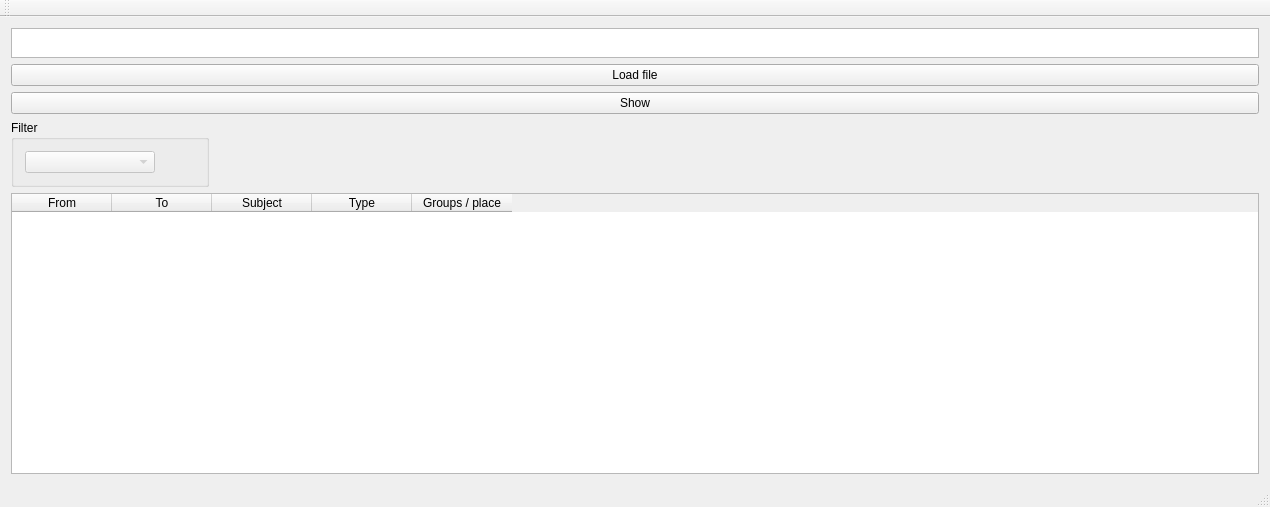
The window that mainwindow.ui (mdom90/pum-planalyzer) describes before a commit, drawn with Qt 5.
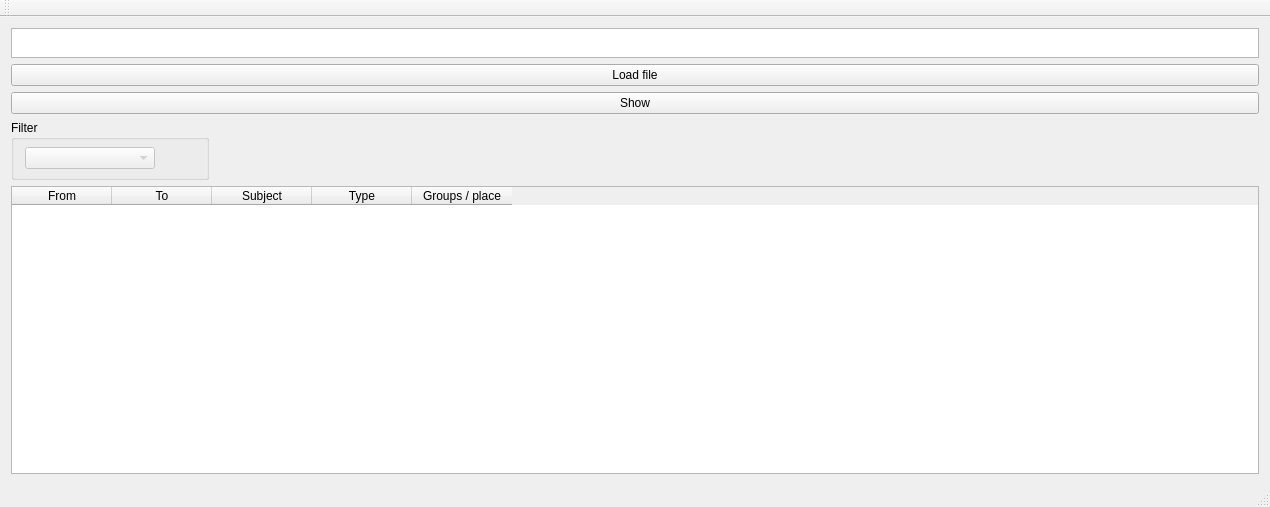
The same window after the commit.

The edit to the form file:
```diff
--- a/mainwindow.ui
+++ b/mainwindow.ui
@@ -80,7 +80,7 @@
        <bool>true</bool>
       </property>
       <property name="sizePolicy">
-       <sizepolicy hsizetype="Preferred" vsizetype="Minimum">
+       <sizepolicy hsizetype="Minimum" vsizetype="Fixed">
         <horstretch>0</horstretch>
         <verstretch>0</verstretch>
        </sizepolicy>
@@ -98,6 +98,15 @@
        <string>Filter</string>
       </property>
       <layout class="QHBoxLayout" name="horizontalLayout">
+       <property name="spacing">
+        <number>0</number>
+       </property>
+       <property name="topMargin">
+        <number>1</number>
+       </property>
+       <property name="bottomMargin">
+        <number>1</number>
+       </property>
        <item>
         <widget class="QComboBox" name="WeekDayBox">
          <property name="enabled">
@@ -144,6 +153,21 @@
     </item>
     <item>
      <widget class="QTableWidget" name="tableWidget">
+      <property name="sizePolicy">
+       <sizepolicy hsizetype="Expanding" vsizetype="Expanding">
+        <horstretch>1</horstretch>
+        <verstretch>0</verstretch>
+       </sizepolicy>
+      </property>
+      <property name="selectionMode">
+       <enum>QAbstractItemView::SingleSelection</enum>
+      </property>
+      <property name="selectionBehavior">
+       <enum>QAbstractItemView::SelectRows</enum>
+      </property>
+      <property name="sortingEnabled">
+       <bool>true</bool>
+      </property>
       <attribute name="horizontalHeaderCascadingSectionResizes">
        <bool>true</bool>
       </attribute>
```
Left out of the diff: 10 changed lines with no effect on the pictures.
